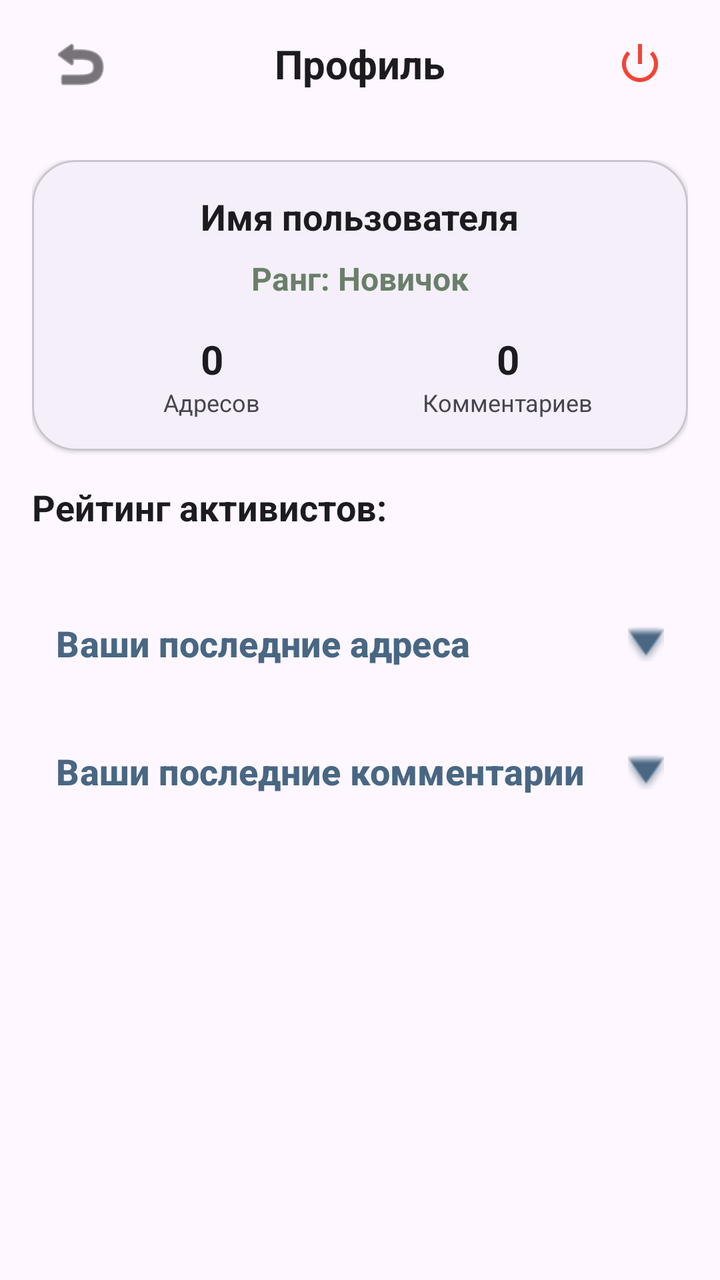
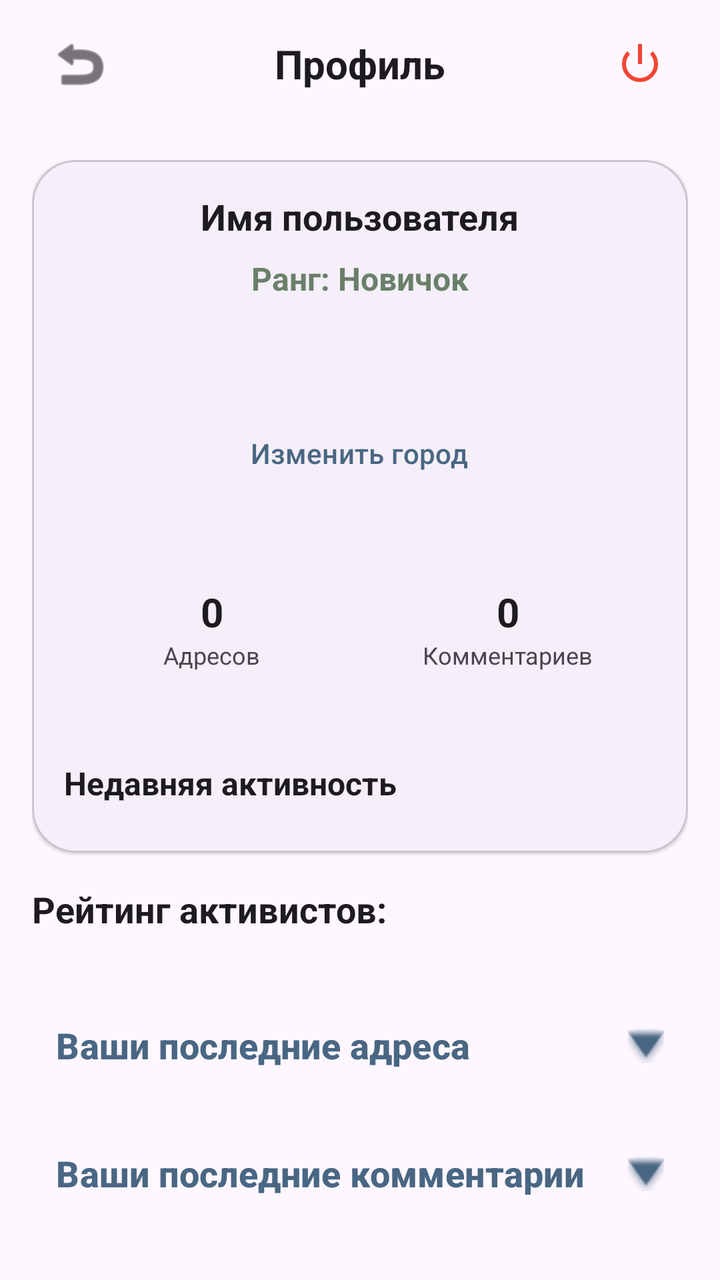

Before-and-after screenshots of an Android layout around one commit, followed by the original layout XML and the change that was made.
<!-- AndroidManifest.xml: application theme Theme.BaseHome -->
<!-- res/layout/activity_profile.xml -->
<?xml version="1.0" encoding="utf-8"?>
<LinearLayout xmlns:android="http://schemas.android.com/apk/res/android"
    xmlns:app="http://schemas.android.com/apk/res-auto"
    android:layout_width="match_parent"
    android:layout_height="match_parent"
    android:orientation="vertical"
    android:background="?android:attr/windowBackground"
    android:fitsSystemWindows="true">

    
    <RelativeLayout
        android:layout_width="match_parent"
        android:layout_height="64dp"
        android:paddingHorizontal="16dp">

        <ImageButton
            android:id="@+id/btnBackProfile"
            android:layout_width="48dp"
            android:layout_height="48dp"
            android:layout_centerVertical="true"
            android:background="?android:attr/selectableItemBackgroundBorderless"
            android:src="@android:drawable/ic_menu_revert"
            app:tint="?android:attr/textColorPrimary" />

        <TextView
            android:layout_width="wrap_content"
            android:layout_height="wrap_content"
            android:layout_centerInParent="true"
            android:text="Профиль"
            android:textSize="20sp"
            android:textStyle="bold"
            android:textColor="?android:attr/textColorPrimary" />

        <ImageButton
            android:id="@+id/btnLogout"
            android:layout_width="48dp"
            android:layout_height="48dp"
            android:layout_alignParentEnd="true"
            android:layout_centerVertical="true"
            android:background="?android:attr/selectableItemBackgroundBorderless"
            android:src="@android:drawable/ic_lock_power_off"
            app:tint="#F44336" />
    </RelativeLayout>

    <androidx.core.widget.NestedScrollView
        android:layout_width="match_parent"
        android:layout_height="match_parent">

        <LinearLayout
            android:layout_width="match_parent"
            android:layout_height="wrap_content"
            android:orientation="vertical"
            android:padding="16dp">

            
            <com.google.android.material.card.MaterialCardView
                android:layout_width="match_parent"
                android:layout_height="wrap_content"
                android:layout_marginBottom="16dp"
                app:cardCornerRadius="22dp"
                app:cardElevation="1dp"
                app:strokeWidth="1dp"
                app:strokeColor="?attr/colorOutlineVariant">

                <LinearLayout
                    android:layout_width="match_parent"
                    android:layout_height="wrap_content"
                    android:orientation="vertical"
                    android:padding="16dp"
                    android:gravity="center">

                    <TextView
                        android:id="@+id/tvUserName"
                        android:layout_width="wrap_content"
                        android:layout_height="wrap_content"
                        android:text="Имя пользователя"
                        android:textSize="18sp"
                        android:textStyle="bold"
                        android:textColor="?android:attr/textColorPrimary"
                        android:layout_marginBottom="8dp" />

                    <TextView
                        android:id="@+id/tvUserRating"
                        android:layout_width="wrap_content"
                        android:layout_height="wrap_content"
                        android:text="Ранг: Новичок"
                        android:textSize="16sp"
                        android:textColor="@color/brand_accent"
                        android:textStyle="bold"
                        android:layout_marginBottom="16dp" />

                    <LinearLayout
                        android:layout_width="match_parent"
                        android:layout_height="wrap_content"
                        android:orientation="horizontal"
                        android:weightSum="2">

                        <LinearLayout
                            android:layout_width="0dp"
                            android:layout_height="wrap_content"
                            android:layout_weight="1"
                            android:orientation="vertical"
                            android:gravity="center">
                            <TextView
                                android:id="@+id/tvAddressesCount"
                                android:layout_width="wrap_content"
                                android:layout_height="wrap_content"
                                android:text="0"
                                android:textSize="20sp"
                                android:textStyle="bold"
                                android:textColor="?android:attr/textColorPrimary" />
                            <TextView
                                android:layout_width="wrap_content"
                                android:layout_height="wrap_content"
                                android:text="Адресов"
                                android:textSize="12sp"
                                android:textColor="?android:attr/textColorSecondary" />
                        </LinearLayout>

                        <LinearLayout
                            android:layout_width="0dp"
                            android:layout_height="wrap_content"
                            android:layout_weight="1"
                            android:orientation="vertical"
                            android:gravity="center">
                            <TextView
                                android:id="@+id/tvCommentsCount"
                                android:layout_width="wrap_content"
                                android:layout_height="wrap_content"
                                android:text="0"
                                android:textSize="20sp"
                                android:textStyle="bold"
                                android:textColor="?android:attr/textColorPrimary" />
                            <TextView
                                android:layout_width="wrap_content"
                                android:layout_height="wrap_content"
                                android:text="Комментариев"
                                android:textSize="12sp"
                                android:textColor="?android:attr/textColorSecondary" />
                        </LinearLayout>

                    </LinearLayout>
                </LinearLayout>
            </com.google.android.material.card.MaterialCardView>

            
            <Button
                android:id="@+id/btnViewUsers"
                android:layout_width="match_parent"
                android:layout_height="wrap_content"
                android:text="Пользователи системы"
                android:layout_marginBottom="24dp"
                android:visibility="gone"
                android:backgroundTint="?attr/colorPrimary" />

            
            <TextView
                android:layout_width="match_parent"
                android:layout_height="wrap_content"
                android:text="Рейтинг активистов:"
                android:textSize="18sp"
                android:textStyle="bold"
                android:textColor="?android:attr/textColorPrimary"
                android:layout_marginBottom="8dp" />

            <com.google.android.material.card.MaterialCardView
                android:layout_width="match_parent"
                android:layout_height="wrap_content"
                android:layout_marginBottom="24dp"
                app:cardCornerRadius="20dp"
                app:cardElevation="0dp"
                app:strokeWidth="1dp"
                app:strokeColor="?attr/colorOutlineVariant">

                <androidx.recyclerview.widget.RecyclerView
                    android:id="@+id/rvGlobalRanking"
                    android:layout_width="match_parent"
                    android:layout_height="wrap_content"
                    android:nestedScrollingEnabled="false" />

            </com.google.android.material.card.MaterialCardView>

            
            <com.google.android.material.button.MaterialButton
                android:id="@+id/btnToggleAddresses"
                style="@style/Widget.Material3.Button.TextButton"
                android:layout_width="match_parent"
                android:layout_height="wrap_content"
                android:text="Ваши последние адреса"
                android:gravity="start|center_vertical"
                android:textSize="18sp"
                android:textStyle="bold"
                app:icon="@android:drawable/arrow_down_float"
                app:iconGravity="end" />

            <LinearLayout
                android:id="@+id/llAddressesContainer"
                android:layout_width="match_parent"
                android:layout_height="wrap_content"
                android:orientation="vertical"
                android:visibility="gone">

                <androidx.recyclerview.widget.RecyclerView
                    android:id="@+id/rvUserAddresses"
                    android:layout_width="match_parent"
                    android:layout_height="wrap_content"
                    android:nestedScrollingEnabled="false" />

                <Button
                    android:id="@+id/btnLoadMoreAddresses"
                    style="@style/Widget.Material3.Button.TextButton"
                    android:layout_width="wrap_content"
                    android:layout_height="wrap_content"
                    android:layout_gravity="center"
                    android:text="Показать еще 10"
                    android:visibility="gone" />
            </LinearLayout>

            <View
                android:layout_width="match_parent"
                android:layout_height="16dp" />

            
            <com.google.android.material.button.MaterialButton
                android:id="@+id/btnToggleComments"
                style="@style/Widget.Material3.Button.TextButton"
                android:layout_width="match_parent"
                android:layout_height="wrap_content"
                android:text="Ваши последние комментарии"
                android:gravity="start|center_vertical"
                android:textSize="18sp"
                android:textStyle="bold"
                app:icon="@android:drawable/arrow_down_float"
                app:iconGravity="end" />

            <LinearLayout
                android:id="@+id/llCommentsContainer"
                android:layout_width="match_parent"
                android:layout_height="wrap_content"
                android:orientation="vertical"
                android:visibility="gone">

                <androidx.recyclerview.widget.RecyclerView
                    android:id="@+id/rvUserComments"
                    android:layout_width="match_parent"
                    android:layout_height="wrap_content"
                    android:nestedScrollingEnabled="false" />

                <Button
                    android:id="@+id/btnLoadMoreComments"
                    style="@style/Widget.Material3.Button.TextButton"
                    android:layout_width="wrap_content"
                    android:layout_height="wrap_content"
                    android:layout_gravity="center"
                    android:text="Показать еще 10"
                    android:visibility="gone" />
            </LinearLayout>

        </LinearLayout>
    </androidx.core.widget.NestedScrollView>

</LinearLayout>
<!-- resources referenced by this layout -->
<resources>
  <color name="brand_accent">#6A7F6A</color>
  <style name="Theme.BaseHome" parent="Base.Theme.BaseHome" />
  <style name="Base.Theme.BaseHome" parent="Theme.Material3.DayNight.NoActionBar">
          <item name="colorPrimary">@color/brand_primary</item>
          <item name="colorSecondary">@color/brand_accent</item>
          <item name="colorSurface">?android:attr/colorBackground</item>
          <item name="colorOutline">?android:attr/textColorHint</item>
          <item name="shapeAppearanceSmallComponent">@style/ShapeAppearance.BaseHome.Small</item>
          <item name="shapeAppearanceMediumComponent">@style/ShapeAppearance.BaseHome.Medium</item>
      </style>
  <color name="brand_primary">#496783</color>
  <style name="ShapeAppearance.BaseHome.Small" parent="ShapeAppearance.Material3.Corner.Small">
          <item name="cornerSize">12dp</item>
      </style>
  <style name="ShapeAppearance.BaseHome.Medium" parent="ShapeAppearance.Material3.Corner.Medium">
          <item name="cornerSize">20dp</item>
      </style>
</resources>

<!-- the commit's change to res/layout/activity_profile.xml (unified diff, before → after) -->
@@ -87,7 +87,41 @@
                         android:textSize="16sp"
                         android:textColor="@color/brand_accent"
                         android:textStyle="bold"
-                        android:layout_marginBottom="16dp" />
+                        android:layout_marginBottom="4dp" />
+
+                    <TextView
+                        android:id="@+id/tvRankProgress"
+                        android:layout_width="match_parent"
+                        android:layout_height="wrap_content"
+                        android:gravity="center"
+                        android:textSize="13sp"
+                        android:textColor="?android:attr/textColorSecondary"
+                        android:layout_marginBottom="12dp" />
+
+                    <TextView
+                        android:id="@+id/tvProfileCity"
+                        android:layout_width="match_parent"
+                        android:layout_height="wrap_content"
+                        android:gravity="center"
+                        android:textSize="14sp"
+                        android:textColor="?android:attr/textColorPrimary" />
+
+                    <com.google.android.material.button.MaterialButton
+                        android:id="@+id/btnChangeCity"
+                        style="@style/Widget.Material3.Button.TextButton"
+                        android:layout_width="wrap_content"
+                        android:layout_height="wrap_content"
+                        android:text="@string/profile_city_change"
+                        android:layout_marginBottom="12dp" />
+
+                    <TextView
+                        android:id="@+id/tvContributionSummary"
+                        android:layout_width="match_parent"
+                        android:layout_height="wrap_content"
+                        android:gravity="center"
+                        android:textSize="13sp"
+                        android:textColor="?android:attr/textColorSecondary"
+                        android:layout_marginBottom="12dp" />
 
                     <LinearLayout
                         android:layout_width="match_parent"
@@ -140,6 +174,30 @@
                         </LinearLayout>
 
                     </LinearLayout>
+                    <TextView
+                        android:id="@+id/tvProfileEntranceCount"
+                        android:layout_width="match_parent"
+                        android:layout_height="wrap_content"
+                        android:layout_marginTop="10dp"
+                        android:gravity="center"
+                        android:textSize="14sp"
+                        android:textColor="?android:attr/textColorPrimary" />
+
+                    <TextView
+                        android:layout_width="match_parent"
+                        android:layout_height="wrap_content"
+                        android:layout_marginTop="16dp"
+                        android:text="@string/profile_activity_title"
+                        android:textSize="16sp"
+                        android:textStyle="bold"
+                        android:textColor="?android:attr/textColorPrimary" />
+
+                    <androidx.recyclerview.widget.RecyclerView
+                        android:id="@+id/rvRecentActivity"
+                        android:layout_width="match_parent"
+                        android:layout_height="wrap_content"
+                        android:layout_marginTop="8dp"
+                        android:nestedScrollingEnabled="false" />
                 </LinearLayout>
             </com.google.android.material.card.MaterialCardView>
 
<!-- resource entries referenced after the edit -->
@@ -1,6 +1,8 @@
 <!-- resources referenced by this layout -->
 <resources>
   <color name="brand_accent">#6A7F6A</color>
+  <string name="profile_activity_title">Недавняя активность</string>
+  <string name="profile_city_change">Изменить город</string>
   <style name="Theme.BaseHome" parent="Base.Theme.BaseHome" />
   <style name="Base.Theme.BaseHome" parent="Theme.Material3.DayNight.NoActionBar">
           <item name="colorPrimary">@color/brand_primary</item>
